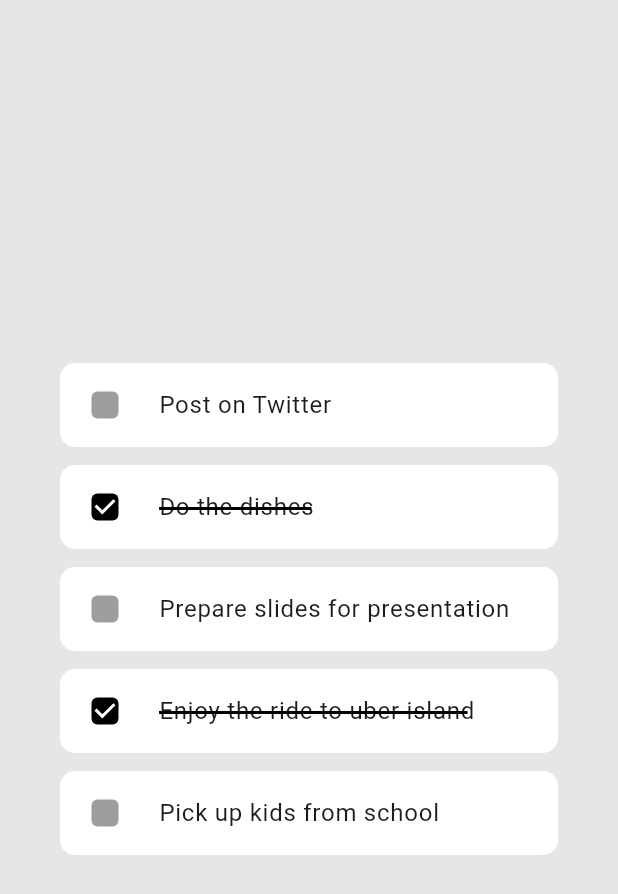
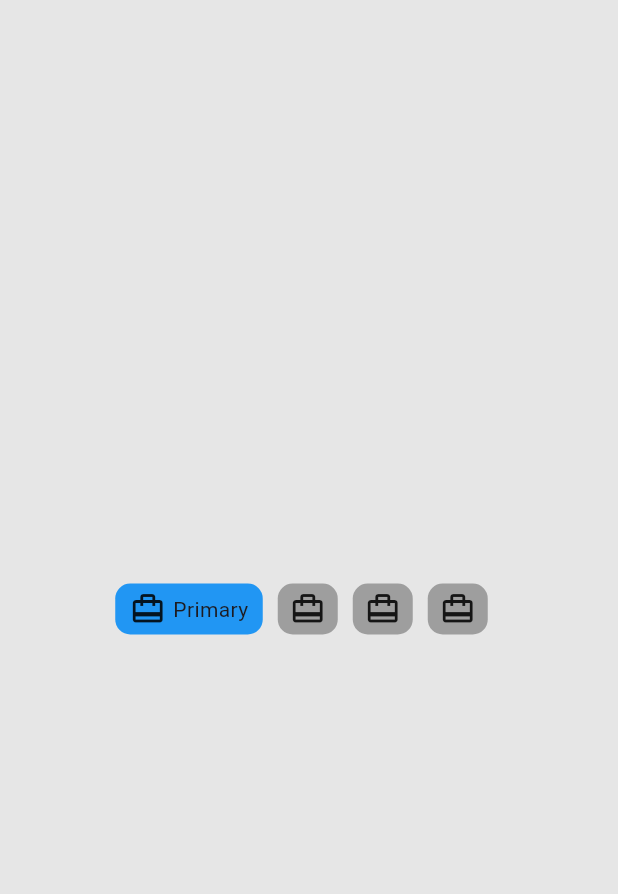
Before and after one commit to yunweneric/flutter-open-ui, a Flutter app: the screen it shows after launch, on a phone screen of 412 x 824 dp. Shown: the top 894 px of the screen. Run offline on Flutter 3.47's test engine with Material 3 defaults, Android fonts, the phone set to English and light mode, and no system bars.

Commit message:
adding tab animation

```diff
--- a/lib/screens/home_screen.dart
+++ b/lib/screens/home_screen.dart
@@ -2,19 +2,10 @@ import 'package:flutter/material.dart';
 
 class TileItem {
   final String title;
-  final bool isCompleted;
+  final String icon;
+  final Color color;
 
-  TileItem({required this.title, required this.isCompleted});
-
-  TileItem copyWith({
-    String? title,
-    bool? isCompleted,
-  }) {
-    return TileItem(
-      title: title ?? this.title,
-      isCompleted: isCompleted ?? this.isCompleted,
-    );
-  }
+  TileItem({required this.title, required this.icon, required this.color});
 }
 
 class HomeScreen extends StatefulWidget {
@@ -25,49 +16,30 @@ class HomeScreen extends StatefulWidget {
 }
 
 class _HomeScreenState extends State<HomeScreen> {
+  int activeIndex = 0;
   List<TileItem> items = [
-    TileItem(title: "Post on Twitter", isCompleted: false),
-    TileItem(title: "Do the dishes", isCompleted: true),
-    TileItem(title: "Prepare slides for presentation", isCompleted: false),
-    TileItem(title: "Enjoy the ride to uber island", isCompleted: true),
-    TileItem(title: "Pick up kids from school", isCompleted: false),
+    TileItem(title: "Primary", icon: '', color: Colors.blue),
+    TileItem(title: "Transactions", icon: '', color: Colors.green),
+    TileItem(title: "Updates", icon: '', color: Colors.deepPurple),
+    TileItem(title: "Promotions", icon: '', color: Colors.redAccent),
   ];
   @override
   Widget build(BuildContext context) {
     return Scaffold(
       backgroundColor: Color(0xFFE6E6E6),
       body: Padding(
-        padding: const EdgeInsets.symmetric(horizontal: 40),
-        child: Column(
+        padding: const EdgeInsets.symmetric(horizontal: 20),
+        child: Center(
+          child: Row(
             mainAxisAlignment: MainAxisAlignment.center,
             children: [
               ...items.map(
                 (item) {
+                  final index = items.indexOf(item);
+                  final isActive = activeIndex == index;
                   return Container(
                     margin: const EdgeInsets.only(bottom: 12),
-                  child: CheckboxListTile(
-                    contentPadding: const EdgeInsets.symmetric(horizontal: 10),
-                    shape: RoundedRectangleBorder(borderRadius: BorderRadius.circular(10)),
-                    tileColor: Colors.white,
-                    fillColor: WidgetStateColor.resolveWith((states) {
-                      if (states.contains(WidgetState.selected)) {
-                        return Colors.black;
-                      }
-                      return Colors.grey;
-                    }),
-                    checkboxShape: RoundedRectangleBorder(borderRadius: BorderRadius.circular(4)),
-                    side: BorderSide.none,
-                    controlAffinity: ListTileControlAffinity.leading,
-                    value: item.isCompleted,
-                    onChanged: (value) {
-                      setState(() {
-                        final index = items.indexOf(item);
-                        final newItem = items[index].copyWith(isCompleted: value!);
-                        items[index] = newItem;
-                      });
-                    },
-                    title: LayoutBuilder(builder: (context, constraints) {
-                      // Measure text width
+                    child: LayoutBuilder(builder: (context, c) {
                       final textPainter = TextPainter(
                         text: TextSpan(
                           text: item.title,
@@ -76,35 +48,50 @@ class _HomeScreenState extends State<HomeScreen> {
                         maxLines: 1,
                         textDirection: TextDirection.ltr,
                       )..layout();
-                      final textWidth = textPainter.size.width * 1.2;
-
-                      return Stack(
+                      final textWidth = textPainter.size.width + 50;
+                      return InkWell(
+                        onTap: () {
+                          setState(() {
+                            activeIndex = index;
+                          });
+                        },
+                        child: AnimatedContainer(
+                          duration: Duration(milliseconds: 500),
+                          margin: EdgeInsets.only(right: 10),
+                          padding: EdgeInsets.symmetric(vertical: 5, horizontal: 5),
+                          decoration: BoxDecoration(
+                            color: isActive ? item.color : Colors.grey,
+                            borderRadius: BorderRadius.circular(10),
+                          ),
+                          width: isActive ? textWidth : 40,
+                          child: Row(
+                            mainAxisAlignment: MainAxisAlignment.center,
                             children: [
-                          Text(item.title),
-                          AnimatedPositioned(
-                            duration: const Duration(milliseconds: 400),
-                            curve: Curves.decelerate,
-                            top: 2,
-                            bottom: 0,
-                            left: item.isCompleted ? 0 : -textWidth,
-                            child: Center(
-                              child: Container(
-                                height: 2,
-                                color: Colors.black,
-                                width: textWidth,
+                              const Icon(Icons.card_travel),
+                              if (isActive) ...[
+                                SizedBox(width: 5),
+                                SizedBox(
+                                  // width: textWidth,
+                                  child: Text(
+                                    item.title,
+                                    softWrap: true,
+                                    maxLines: 1,
+                                    overflow: TextOverflow.clip,
                                   ),
                                 ),
-                          )
                               ],
+                            ],
+                          ),
+                        ),
                       );
                     }),
-                  ),
                   );
                 },
               ),
             ],
           ),
         ),
+      ),
     );
   }
 }
```
Lines whose indentation alone changed are shown as unchanged.
